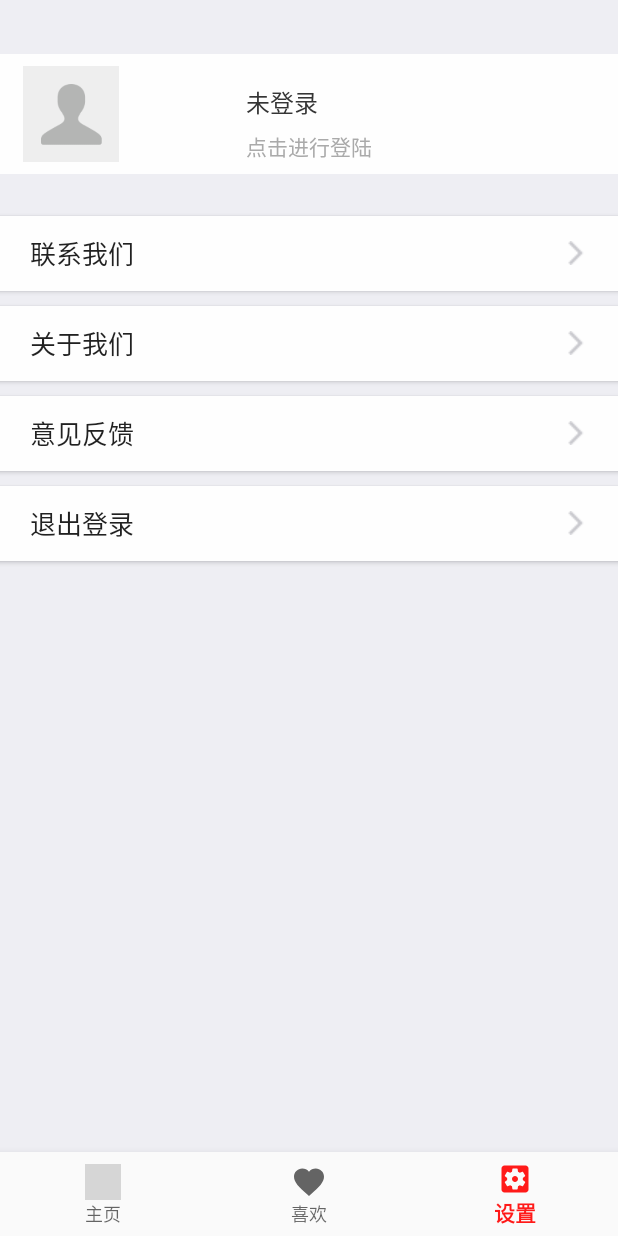
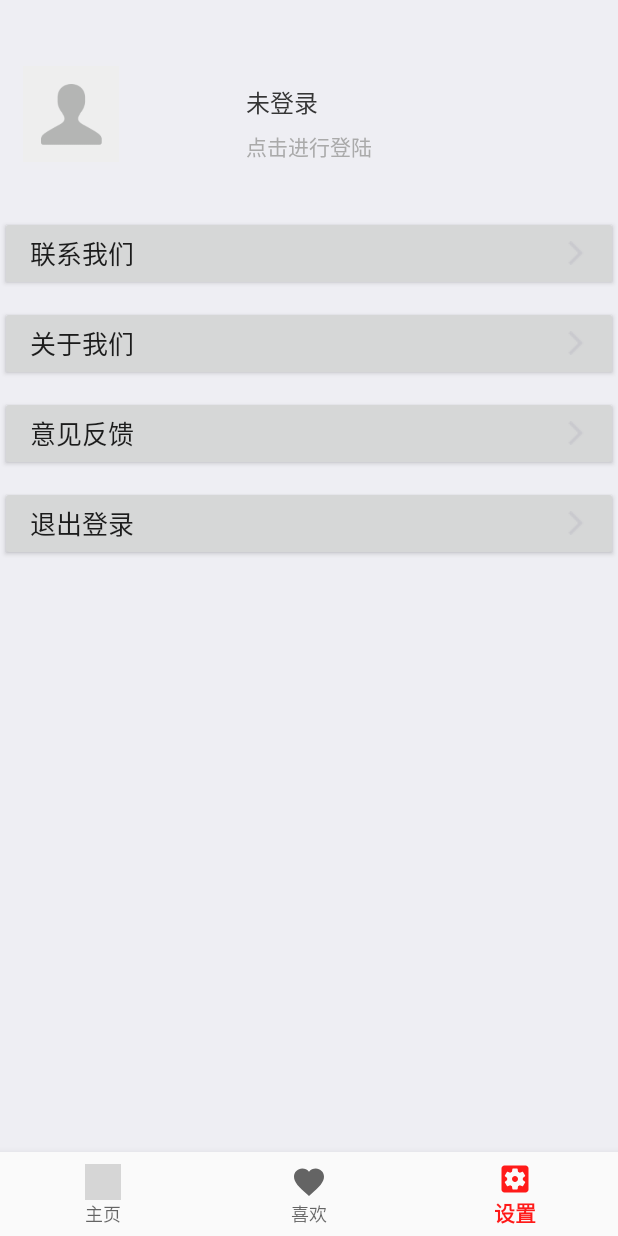
Before and after one commit to FoxyWinner/TodaysHeadlineTraining, an Android app: the screen it shows after launch (MainActivity), item 3 of the bottom bar chosen, on a phone screen of 412 x 824 dp. Run offline under Robolectric (Android 15) with nearby library versions, the phone set to English and light mode, and no system bars; grey boxes are pictures that could not be loaded.

Commit message:
button的background用xml竟然会报错？去掉了

```diff
--- a/app/src/main/res/drawable-v24/button_bg_selector.xml
+++ b/app/src/main/res/drawable-v24/button_bg_selector.xml
@@ -1,8 +1,6 @@
 <?xml version="1.0" encoding="utf-8"?>
 
 <selector xmlns:android="http://schemas.android.com/apk/res/android">
-
-        <item android:drawable="@drawable/botton_bg" android:state_pressed="false"/>
+        <item android:drawable="@drawable/button_bg" android:state_pressed="false"/>
         <item android:drawable="@drawable/button_bg_hover" android:state_pressed="true"/>
-
-    </selector>
+</selector>
--- a/app/src/main/res/layout/fragment_settings.xml
+++ b/app/src/main/res/layout/fragment_settings.xml
@@ -13,7 +13,7 @@
         android:layout_marginTop="16dp"
         android:clickable="true"
         android:paddingBottom="8dp"
-        android:background="@drawable/button_bg_selector"
+
         android:paddingTop="8dp"
 
         >
@@ -64,7 +64,7 @@
         android:layout_width="fill_parent"
         android:layout_height="50dp"
         android:layout_marginTop="10dp"
-        android:background="@drawable/button_bg_selector"
+
         android:text="联系我们"
         android:textSize="17sp"
         android:gravity="center_vertical|left"
@@ -77,7 +77,7 @@
         android:layout_marginTop="10dp"
         android:layout_width="fill_parent"
         android:layout_height="50dp"
-        android:background="@drawable/button_bg_selector"
+
         android:text="关于我们"
         android:textSize="17sp"
         android:gravity="center_vertical|left"
@@ -91,7 +91,7 @@
         android:layout_marginTop="10dp"
         android:layout_width="fill_parent"
         android:layout_height="50dp"
-        android:background="@drawable/button_bg_selector"
+
         android:text="意见反馈"
         android:textSize="17sp"
         android:gravity="center_vertical|left"
@@ -103,7 +103,7 @@
         android:id="@+id/bt_resetlogin"
         android:layout_width="fill_parent"
         android:layout_height="50dp"
-        android:background="@drawable/button_bg_selector"
+
         android:layout_marginTop="10dp"
         android:text="退出登录"
         android:textSize="17sp"
```
Also changed, not shown: app/src/main/res/drawable-v24/button_bg.xml (renamed from app/src/main/res/drawable-v24/botton_bg.xml).
